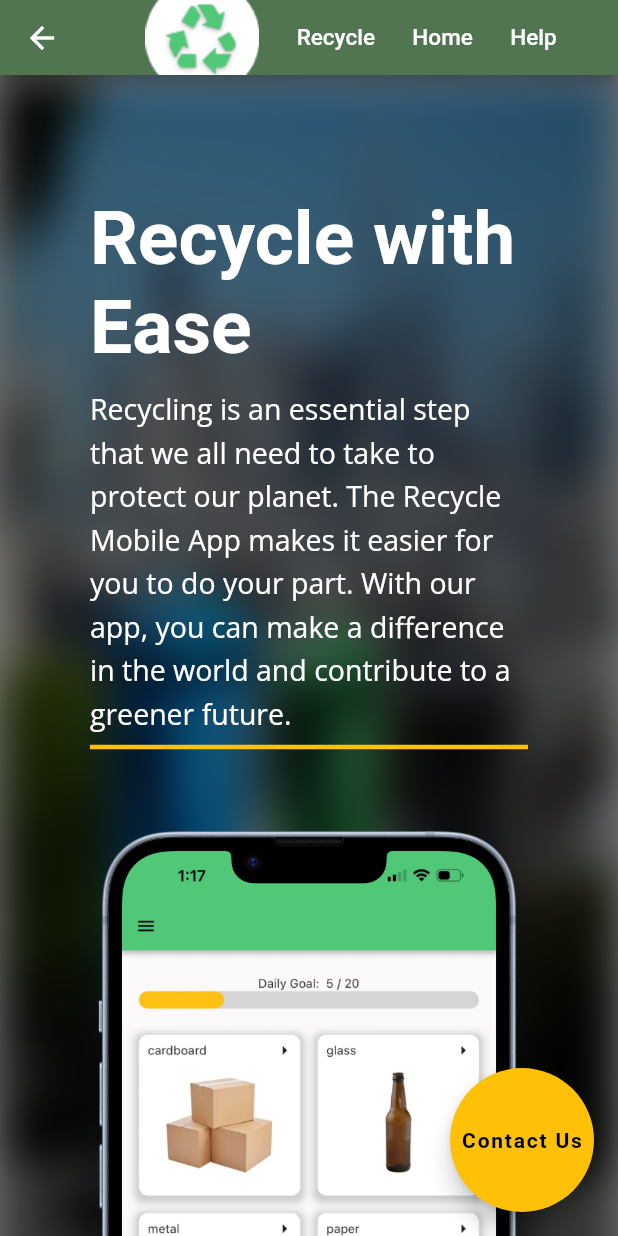
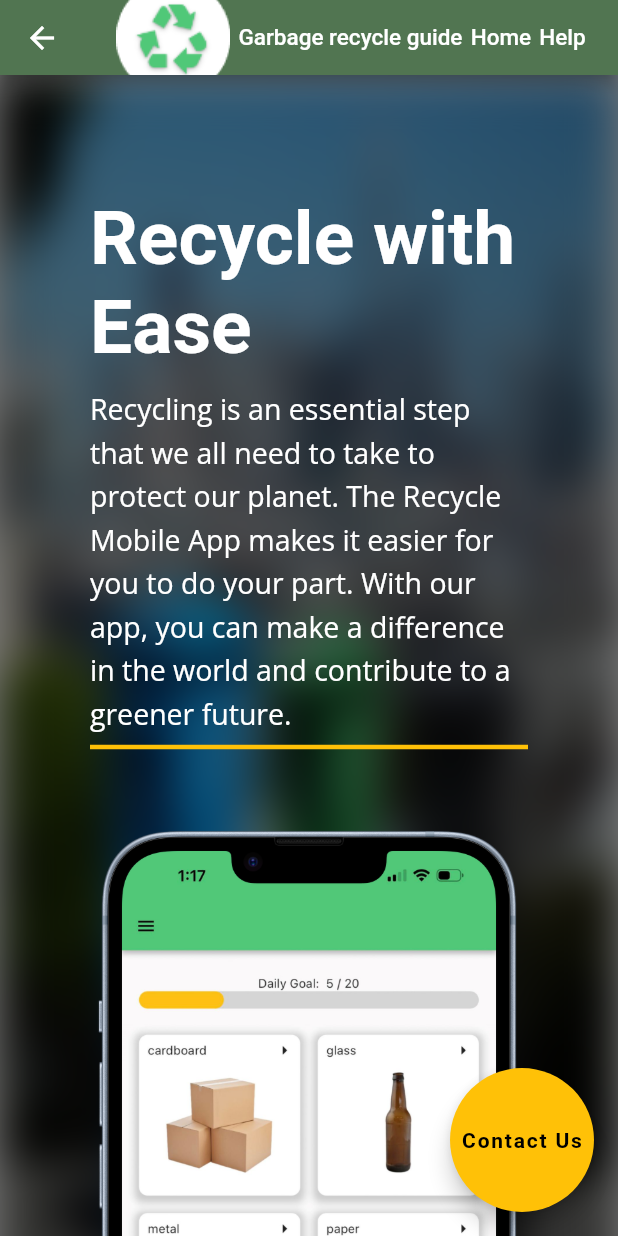
Before and after one commit to YuDavidCao/recycle-web, a Flutter app: the GuidePage screen opened by its route, after a tap on "Home", on a phone screen of 412 x 824 dp. Run offline on Flutter 3.47's test engine with Material 2 defaults, Android fonts, the light colour scheme and no system bars; our stand-ins replace cloud_firestore, firebase_core, google_fonts; missing offline and left inert: dart:js; accounts and stored records are empty; statements that could not run were skipped.

Commit message:
final commit

```diff
--- a/lib/pages/guide_page.dart
+++ b/lib/pages/guide_page.dart
@@ -58,7 +58,7 @@ class _GuidePageState extends State<GuidePage> {
                     width: globalEdgePadding * 2,
                   ),
                   const Text(
-                    "Recycle",
+                    "Garbage recycle guide",
                     style: TextStyle(fontSize: 30, color: Colors.white),
                   )
                 ],
@@ -177,7 +177,7 @@ class _GuidePageState extends State<GuidePage> {
             children: [
               Image.asset("assets/app_icon.png"),
               const Text(
-                "Recycle",
+                    "Garbage recycle guide",
                 style: TextStyle(fontSize: 15, color: Colors.white),
               ),
               GestureDetector(
--- a/lib/pages/home_page/home_page.dart
+++ b/lib/pages/home_page/home_page.dart
@@ -39,7 +39,7 @@ class _HomePageState extends State<HomePage> {
                     width: globalEdgePadding * 2,
                   ),
                   const Text(
-                    "Recycle",
+                    "Garbage recycle guide",
                     style: TextStyle(fontSize: 30, color: Colors.white),
                   )
                 ],
@@ -197,7 +197,7 @@ class _HomePageState extends State<HomePage> {
             children: [
               Image.asset("assets/app_icon.png"),
               const Text(
-                "Recycle",
+                    "Garbage recycle guide",
                 style: TextStyle(fontSize: 15, color: Colors.white),
               ),
               GestureDetector(
```
Also changed, not shown: 1 other file.
